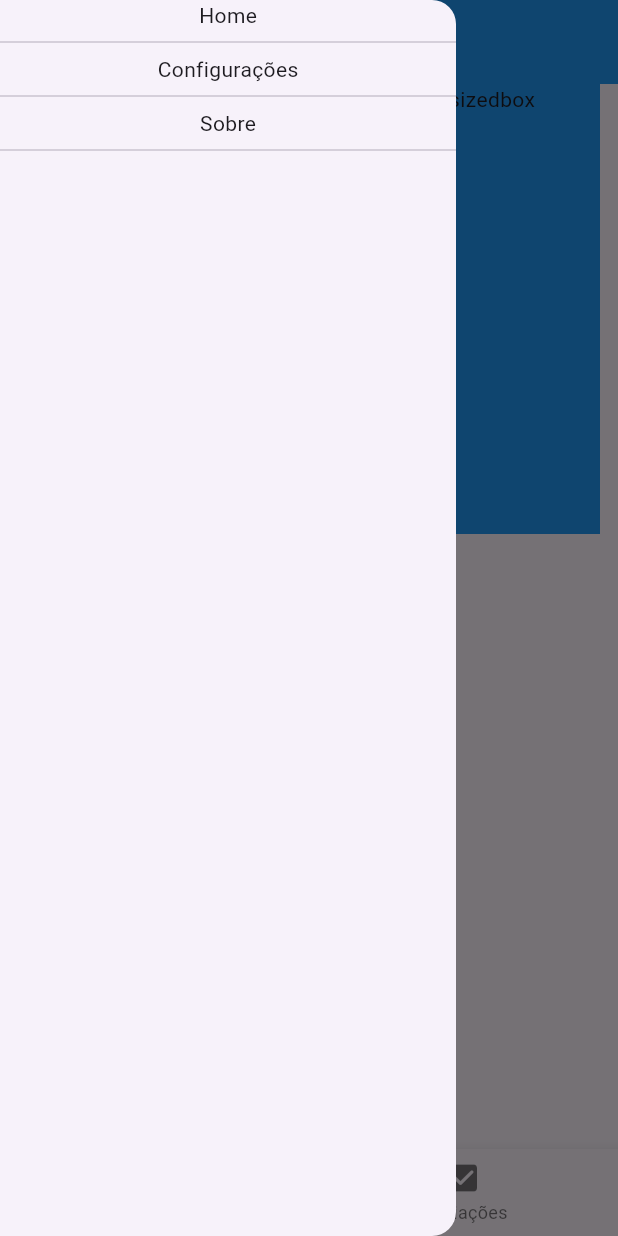
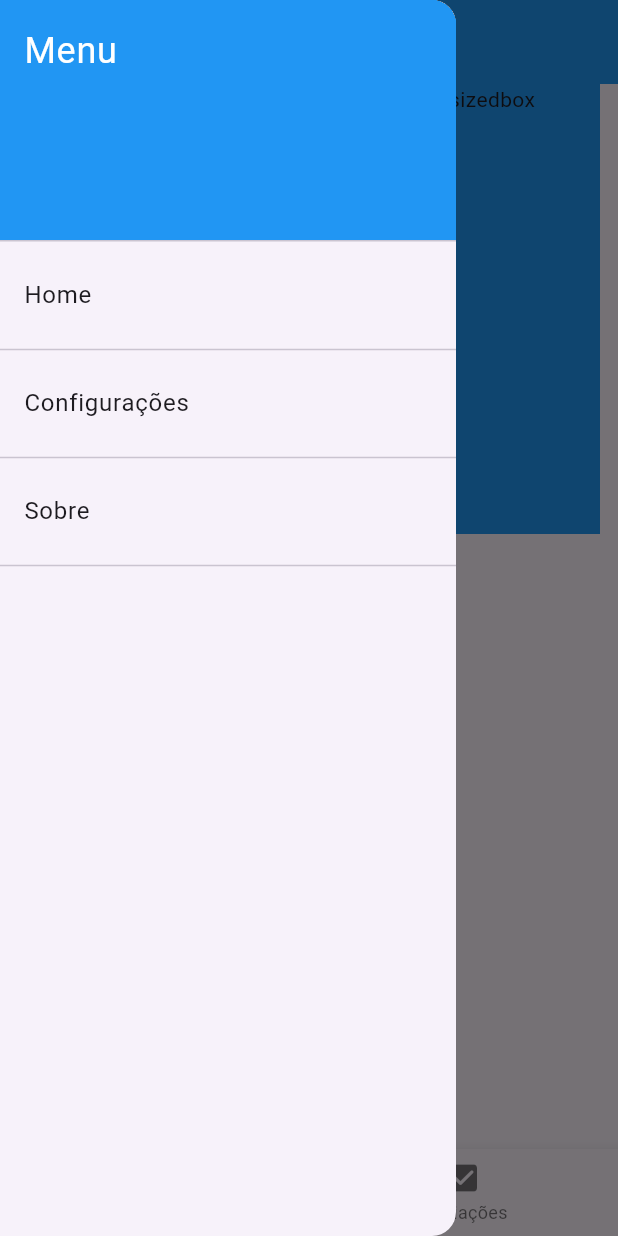
Before and after one commit to DavidSantosDeveloper/programacao_para_dispositivos_moveis_ADS_IV, a Flutter app: the screen it shows after launch, with the side drawer open, on a phone screen of 412 x 824 dp. Run offline on Flutter 3.47's test engine with Material 3 defaults, Android fonts, the phone set to English and light mode, and no system bars; our stand-ins replace flutter_tts, google_generative_ai, permission_handler, sqflite; missing offline and left inert: photo_manager; accounts and stored records are empty.

Commit message:
treinando o uso de rotas - funcionando

```diff
--- a/treinando_uso_widgets/testando_widgets/lib/main.dart
+++ b/treinando_uso_widgets/testando_widgets/lib/main.dart
@@ -2,82 +2,95 @@ import "package:flutter/material.dart";
 import 'package:testando_widgets/screens/AvaliacoesPage.dart';
 
 import 'screens/HomePage.dart';
-void main(){
+
+import 'package:flutter/material.dart';
+
+void main() {
   runApp(MyApp());
 }
 
-class MyApp extends StatefulWidget {
-  const MyApp({super.key});
-
-  @override
-  State<MyApp> createState() => _MyAppState();
-}
-
-class _MyAppState extends State<MyApp> {
-  int _indiceDeNavegacaoDeTelas = 0;
+class MyApp extends StatelessWidget {
   @override
   Widget build(BuildContext context) {
     return MaterialApp(
-          home: Scaffold(
+      initialRoute: '/',
+      routes: {
+        '/': (context) => HomeScreen(),
+        '/home': (context) => HomePage(),
+        '/avaliacoes': (context) => AvaliacoesPage(),
+      },
+    );
+  }
+}
+
+class HomeScreen extends StatefulWidget {
+  @override
+  _HomeScreenState createState() => _HomeScreenState();
+}
+
+class _HomeScreenState extends State<HomeScreen> {
+  int _selectedIndex = 0;
+
+  void _onItemTapped(int index) {
+    setState(() {
+      _selectedIndex = index;
+    });
+
+    switch (index) {
+      case 0:
+        Navigator.of(context).pushNamed('/home');
+        break;
+      case 1:
+        Navigator.of(context).pushNamed('/avaliacoes');
+        break;
+    }
+  }
+
+  @override
+  Widget build(BuildContext context) {
+    return Scaffold(
       appBar: AppBar(
         title: Text("Menu"),
         backgroundColor: Colors.blue,
       ),
-
       drawer: Drawer(
-              child:
-                    Column(
-                      children: [
-                        Text("Home"),
+        child: ListView(
+          padding: EdgeInsets.zero,
+          children: <Widget>[
+            DrawerHeader(
+              decoration: BoxDecoration(
+                color: Colors.blue,
+              ),
+              child: Text(
+                'Menu',
+                style: TextStyle(
+                  color: Colors.white,
+                  fontSize: 24,
+                ),
+              ),
+            ),
+            ListTile(
+              title: Text("Home"),
+              onTap: () {
+                Navigator.pop(context); // Fecha o Drawer
+                Navigator.of(context).pushNamed('/home');
+              },
+            ),
             Divider(),
-                         Text("Configurações"),
+            ListTile(
+              title: Text("Configurações"),
+              onTap: () {},
+            ),
             Divider(),
-                         Text("Sobre"),
-                        Divider()
-
+            ListTile(
+              title: Text("Sobre"),
+              onTap: () {},
+            ),
+            Divider(),
           ],
         ),
-
       ),
-            body:
-            // Row(
-            //   mainAxisAlignment: MainAxisAlignment.center,
-            //   children: [
-            //     Text("Filho 1"),
-            //     Text("Filho 2"),
-            //     Text("Filho 3")
-            //   ],
-            // ),
-            // Row(
-            //   children: [
-            //     Align(
-            //       alignment: Alignment.topCenter,
-            //       child: Text("Hello word"),
-            //     )
-            //   ],
-            // )
-
-            // Row(
-            //   children: [
-            //       ConstrainedBox(
-            //         constraints: BoxConstraints(
-            //           minWidth: 200.0,
-            //           minHeight: 200.0
-            //         ) ,
-            //         child:
-            //               Container(
-            //                 alignment: Alignment.center,
-            //                 decoration: BoxDecoration( color: Colors.blue, border: Border.all( color: Colors.red, ) ),
-            //                 child: Text("hello"),
-            //               )
-            //         ),
-
-            //   ],
-
-            // )
-
-
-            Row(
+      body: Row(
         children: [
           Container(
             width: 200,
@@ -85,108 +98,33 @@ class _MyAppState extends State<MyApp> {
             child: Card(
               child: Column(
                 mainAxisSize: MainAxisSize.min,
-
                 children: [
-                          RotatedBox(quarterTurns: 3,child: Text("Nome do usuario"),)
-
+                  RotatedBox(
+                    quarterTurns: 3,
+                    child: Text("Nome do usuario"),
+                  ),
                 ],
               ),
             ),
-
-                )
-                ,
-
+          ),
           Container(
             decoration: BoxDecoration(color: Colors.blue),
-                  child:  SizedBox(
+            child: SizedBox(
               width: 200,
               height: 300,
               child: Text("filho do widget sizedbox"),
             ),
-                )
-
-
+          ),
         ],
-            )
-
-
-
-            ,
-            bottomNavigationBar:
-                BottomNavigationBar(
+      ),
+      bottomNavigationBar: BottomNavigationBar(
         items: [
-                    BottomNavigationBarItem(icon: Icon(Icons.home),label:"home"),
-                    BottomNavigationBarItem(icon: Icon(Icons.check_box_rounded),label:"avaliações"),
-
-
-                ]
-                ,
-                currentIndex: _indiceDeNavegacaoDeTelas
-                ,
-                onTap: (int index){
-                    setState(() {
-                     _indiceDeNavegacaoDeTelas= index;
-                     });
-
-
-                    if(index==0){
-                      // Navigator.pop(context);
-                        // Navigator.pushNamed(context, "/home");
-
-
-                     Navigator.push( context, MaterialPageRoute(builder: (context) => HomePage()), );
-                    }
-                    if(index==1){
-                      // Navigator.pop(context);
-                        // Navigator.pushNamed(context, "/avaliacoes");
-                      // Navigator.pushReplacementNamed(context, "/avaliacoes");
-                      Navigator.push( context, MaterialPageRoute(builder: (context) => AvaliacoesPage()));
-
-
-                    }
-
-                },
+          BottomNavigationBarItem(icon: Icon(Icons.home), label: "home"),
+          BottomNavigationBarItem(icon: Icon(Icons.check_box_rounded), label: "avaliações"),
+        ],
+        currentIndex: _selectedIndex,
+        onTap: _onItemTapped,
       ),
-
-
-          ),
-
-
-          routes: <String, WidgetBuilder>{
-               "/home": (BuildContext bc) =>
-                   HomePage()
-               ,
-
-              "/avaliacoes": (BuildContext bc) => AvaliacoesPage(),
-
-              "/avaliar_local": (BuildContext bc) => Scaffold(
-                appBar: AppBar(
-                  title: Text("Avaliações"),
-                ),
-                body: Center(
-                  child: Text("Aqui é feita a a avaliação"),
-                ),
-              ),
-               "/login": (BuildContext bc) => Scaffold(
-                appBar: AppBar(
-                  title: Text("login"),
-                ),
-                body: Center(
-                  child: Text("Aqui ocorre o login"),
-                ),
-              ),
-              "/cadrastrar_usuario": (BuildContext bc) => Scaffold(
-                appBar: AppBar(
-                  title: Text("cadrastro"),
-                ),
-                body: Center(
-                  child: Text("Aqui é feito o cadrastro"),
-                ),
-              ),
-
-
-        }, // Corrigi a vírgula e fechei o map
-
     );
   }
 }
```
Lines whose indentation alone changed are shown as unchanged.
